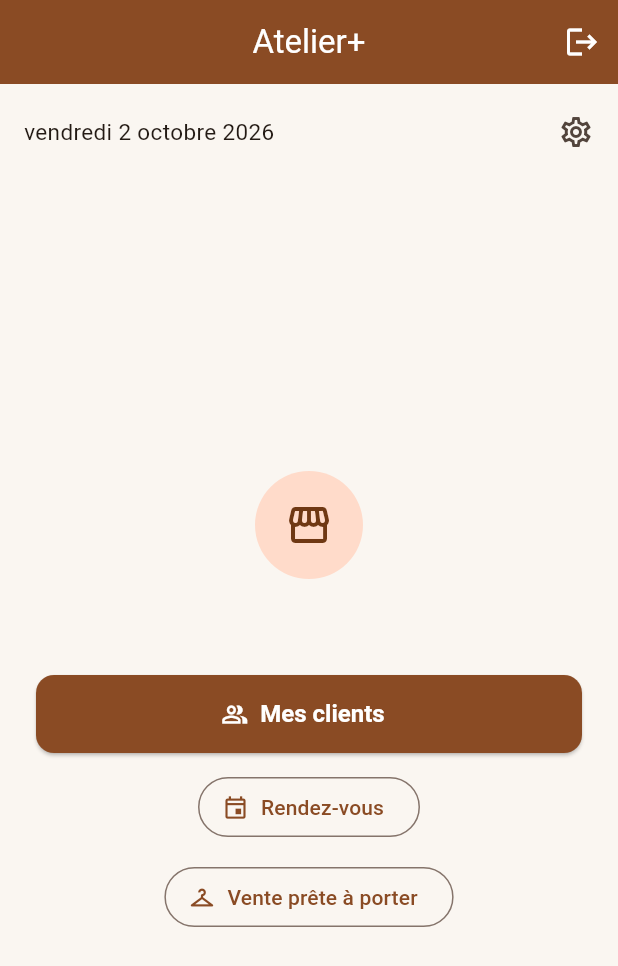
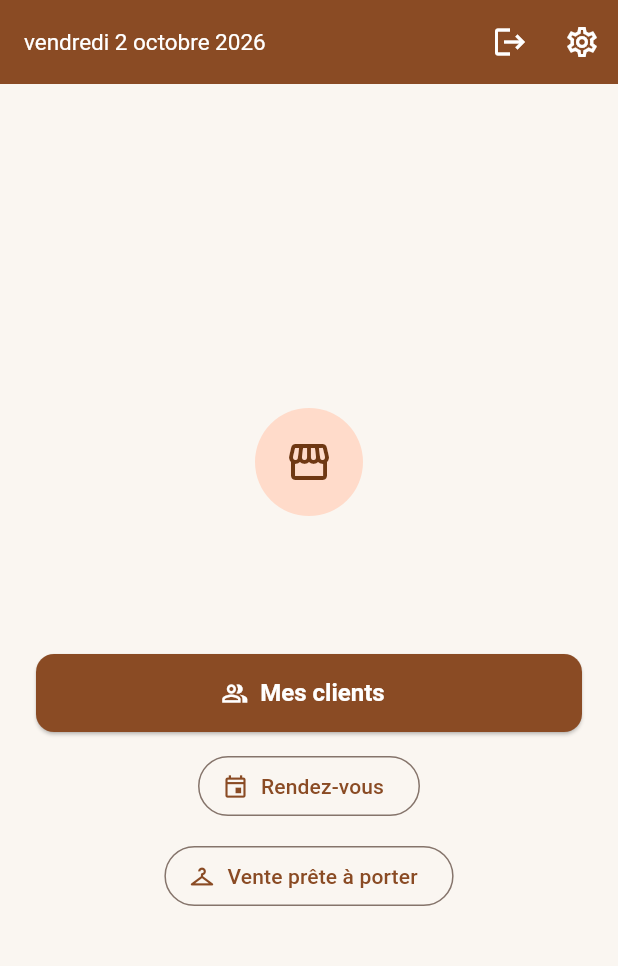
Before and after one commit to ouattaradanou-debug/forevercare-ai, a Flutter app: the screen it shows once a user with an empty profile is signed in, on a phone screen of 412 x 824 dp. Shown: the top 966 px of the screen. Run offline on Flutter 3.47's test engine with Material 3 defaults, Android fonts, the phone set to English and light mode, and no system bars; our stand-ins replace connectivity_plus, drift, flutter_image_compress, flutter_local_notifications, flutter_riverpod, flutter_timezone and 9 more; accounts and stored records are empty; generated files the repository leaves out were written again.

Commit message:
fix(atelier_plus): date et icône Paramètres dans le bandeau bleu, abonnement déplacé
Correction suite au retour utilisateur :
- La date et l'icône ⚙️ Paramètres (désormais la dernière action, donc à
  l'extrême droite) sont replacées dans l'AppBar elle-même (bandeau
  bleu), plus dans une ligne séparée sous le bandeau d'essai. Le nom de
  l'atelier, retiré du titre, est affiché dans le corps sous le logo.
- "Mon abonnement" est retiré de l'accueil et rejoint "Mes types de
  tenue"/"Mon équipe" dans l'écran Paramètres (propriétaire uniquement).

Co-Authored-By: Claude Sonnet 5 <noreply@anthropic.com>
Claude-Session: https://claude.ai/code/session_01HPRTXPCgGzxUX9YW2QHUsa

```diff
--- a/atelier_plus/lib/features/auth/presentation/ecran_accueil_provisoire.dart
+++ b/atelier_plus/lib/features/auth/presentation/ecran_accueil_provisoire.dart
@@ -9,13 +9,12 @@ import '../../abonnement/presentation/bandeau_essai.dart';
 import '../../abonnement/providers/abonnement_providers.dart';
 import '../providers/auth_providers.dart';
 
-/// Écran d'accueil minimal : confirme la connexion, affiche le nom et le
-/// logo de l'atelier, le bandeau d'essai le cas échéant, et donne accès
-/// aux clients, aux rendez-vous, à la vente prête à porter et (pour le
-/// propriétaire) à l'abonnement. Les réglages de l'atelier (types de
-/// tenue, équipe) et le thème sont regroupés dans l'écran Paramètres,
-/// accessible via l'icône ⚙️. Le vrai tableau de bord (statistiques) sera
-/// construit dans une phase ultérieure.
+/// Écran d'accueil minimal : bandeau du haut avec la date du jour et
+/// l'icône ⚙️ Paramètres, bandeau d'essai le cas échéant, nom/logo de
+/// l'atelier, puis l'accès aux clients, aux rendez-vous et à la vente
+/// prête à porter. Les réglages de l'atelier (types de tenue, équipe,
+/// abonnement) et le thème sont regroupés dans l'écran Paramètres. Le vrai
+/// tableau de bord (statistiques) sera construit dans une phase ultérieure.
 class EcranAccueilProvisoire extends ConsumerStatefulWidget {
   const EcranAccueilProvisoire({super.key});
 
@@ -39,15 +38,14 @@ class _EcranAccueilProvisoireState extends ConsumerState<EcranAccueilProvisoire>
   Widget build(BuildContext context) {
     final atelier = ref.watch(atelierCourantProvider);
     final utilisateur = ref.watch(utilisateurCourantProvider);
-    final estProprietaire = ref.watch(estProprietaireProvider);
     final tachesEnAttente = ref.watch(tachesSyncEnAttenteProvider).valueOrNull ?? 0;
 
     return Scaffold(
       appBar: AppBar(
-        title: atelier.when(
-          data: (a) => Text(a?.nom ?? 'Atelier+'),
-          loading: () => const Text('Atelier+'),
-          error: (_, __) => const Text('Atelier+'),
+        centerTitle: false,
+        title: Text(
+          Formatters.dateLongue(DateTime.now()),
+          style: const TextStyle(fontSize: 15),
         ),
         actions: [
           if (tachesEnAttente > 0)
@@ -74,28 +72,17 @@ class _EcranAccueilProvisoireState extends ConsumerState<EcranAccueilProvisoire>
               if (context.mounted) context.go(AppRoutes.connexion);
             },
           ),
+          // À l'extrême droite du bandeau, comme demandé.
+          IconButton(
+            tooltip: 'Paramètres',
+            icon: const Icon(Icons.settings_outlined),
+            onPressed: () => context.push(AppRoutes.parametres),
+          ),
         ],
       ),
       body: Column(
         children: [
           const BandeauEssai(),
-          Padding(
-            padding: const EdgeInsets.fromLTRB(16, 8, 4, 0),
-            child: Row(
-              mainAxisAlignment: MainAxisAlignment.spaceBetween,
-              children: [
-                Text(
-                  Formatters.dateLongue(DateTime.now()),
-                  style: Theme.of(context).textTheme.bodyMedium,
-                ),
-                IconButton(
-                  tooltip: 'Paramètres',
-                  icon: const Icon(Icons.settings_outlined),
-                  onPressed: () => context.push(AppRoutes.parametres),
-                ),
-              ],
-            ),
-          ),
           Expanded(
             child: Center(
               child: SingleChildScrollView(
@@ -113,7 +100,16 @@ class _EcranAccueilProvisoireState extends ConsumerState<EcranAccueilProvisoire>
                       loading: () => const SizedBox(height: 72),
                       error: (_, __) => const SizedBox.shrink(),
                     ),
-                    const SizedBox(height: 12),
+                    const SizedBox(height: 8),
+                    atelier.when(
+                      data: (a) => Text(
+                        a?.nom ?? '',
+                        style: Theme.of(context).textTheme.titleMedium,
+                      ),
+                      loading: () => const SizedBox.shrink(),
+                      error: (_, __) => const SizedBox.shrink(),
+                    ),
+                    const SizedBox(height: 8),
                     utilisateur.when(
                       data: (u) => Text(
                         u == null ? '' : 'Bonjour ${u.nom}',
@@ -140,14 +136,6 @@ class _EcranAccueilProvisoireState extends ConsumerState<EcranAccueilProvisoire>
                       icon: const Icon(Icons.checkroom_outlined),
                       label: const Text('Vente prête à porter'),
                     ),
-                    if (estProprietaire) ...[
-                      const SizedBox(height: 12),
-                      OutlinedButton.icon(
-                        onPressed: () => context.push(AppRoutes.abonnement),
-                        icon: const Icon(Icons.workspace_premium_outlined),
-                        label: const Text('Mon abonnement'),
-                      ),
-                    ],
                   ],
                 ),
               ),
--- a/atelier_plus/lib/features/parametres/presentation/ecran_parametres.dart
+++ b/atelier_plus/lib/features/parametres/presentation/ecran_parametres.dart
@@ -6,9 +6,9 @@ import '../../../core/router/app_router.dart';
 import '../../../core/theme/theme_mode_provider.dart';
 import '../../auth/providers/auth_providers.dart';
 
-/// Regroupe les réglages de l'atelier (types de tenue, équipe) et les
-/// préférences d'affichage (thème), accessible depuis l'icône ⚙️ de
-/// l'accueil.
+/// Regroupe les réglages de l'atelier (types de tenue, équipe,
+/// abonnement) et les préférences d'affichage (thème), accessible depuis
+/// l'icône ⚙️ de l'accueil.
 class EcranParametres extends ConsumerWidget {
   const EcranParametres({super.key});
 
@@ -36,6 +36,12 @@ class EcranParametres extends ConsumerWidget {
               subtitle: const Text('Gérer mes apprentis'),
               trailing: const Icon(Icons.chevron_right),
               onTap: () => context.push(AppRoutes.apprentis),
+            ),
+            ListTile(
+              leading: const Icon(Icons.workspace_premium_outlined),
+              title: const Text('Mon abonnement'),
+              trailing: const Icon(Icons.chevron_right),
+              onTap: () => context.push(AppRoutes.abonnement),
             ),
             const Divider(height: 32),
           ],
```
